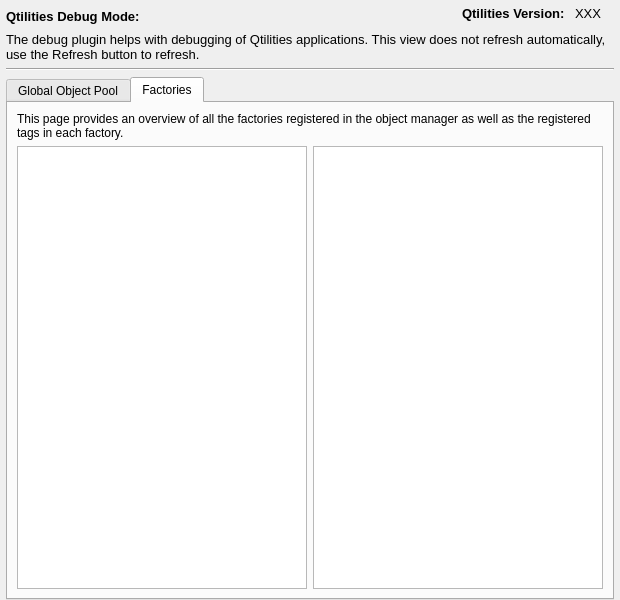
Qt form src/Plugins/DebugPlugin/source/DebugWidget.ui (JPNaude/Qtilities) before a commit.
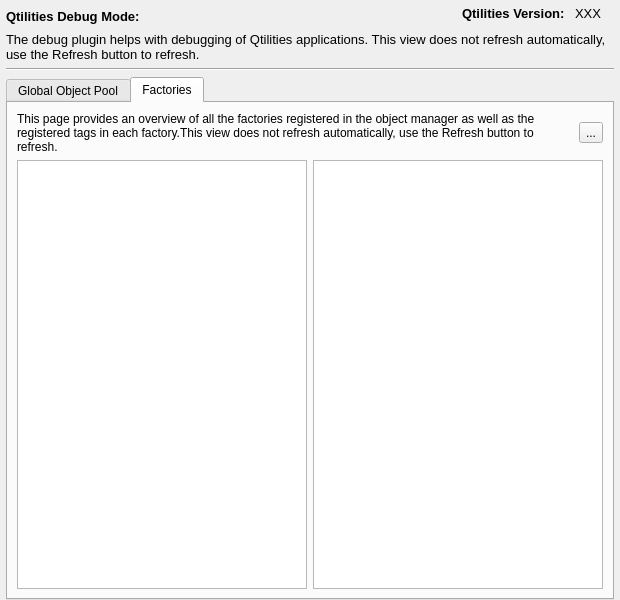
The same form after that commit. The open tabs and pages were chosen to show the change.

```diff
--- a/src/Plugins/DebugPlugin/source/DebugWidget.ui
+++ b/src/Plugins/DebugPlugin/source/DebugWidget.ui
@@ -178,14 +178,25 @@
        </attribute>
        <layout class="QGridLayout" name="gridLayout">
         <item row="0" column="0" colspan="2">
+         <layout class="QHBoxLayout" name="horizontalLayout_2">
+          <item>
          <widget class="QLabel" name="label_4">
           <property name="text">
-           <string>This page provides an overview of all the factories registered in the object manager as well as the registered tags in each factory. </string>
+             <string>This page provides an overview of all the factories registered in the object manager as well as the registered tags in each factory.This view does not refresh automatically, use the Refresh button to refresh. </string>
           </property>
           <property name="wordWrap">
            <bool>true</bool>
           </property>
          </widget>
+          </item>
+          <item>
+           <widget class="QToolButton" name="btnRefreshFactories">
+            <property name="text">
+             <string>...</string>
+            </property>
+           </widget>
+          </item>
+         </layout>
         </item>
         <item row="1" column="0">
          <widget class="QListWidget" name="listFactories"/>
```
Lines whose indentation alone changed are shown as unchanged.
